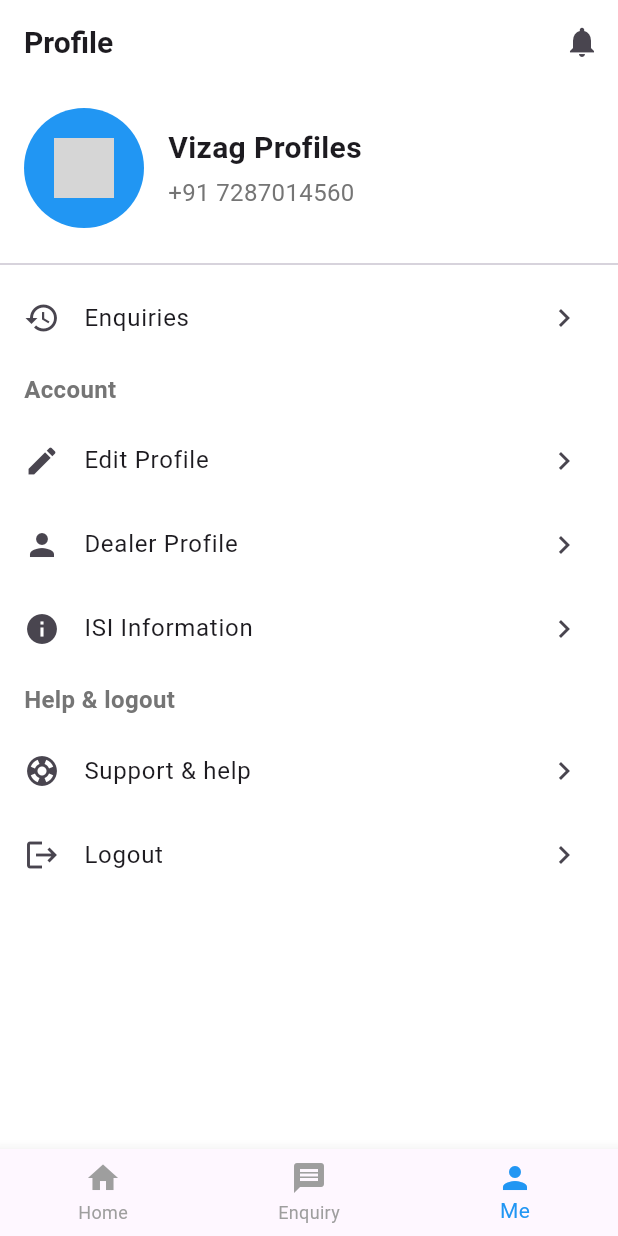
After one commit to F9info/steelbudy-new, a Flutter app: the DashboardScreen screen opened directly, item 3 of the bottom bar chosen, on a phone screen of 412 x 824 dp. The commit adds this screen. Run offline on Flutter 3.47's test engine with Material 3 defaults, Android fonts, the phone set to English and light mode, and no system bars; our stand-ins replace flutter_riverpod, flutter_svg; project files that could hold a hidden picture were left out; grey boxes are pictures that could not be loaded.

Commit message:
profile page added

```diff
--- a/lib/features/dashboard/screens/dashboardscreen.dart
+++ b/lib/features/dashboard/screens/dashboardscreen.dart
@@ -3,7 +3,8 @@ import 'package:flutter_svg/flutter_svg.dart';
 import '../widgets/mainappbar.dart';
 import '../widgets/mainbottombar.dart';
 import 'enquiry.dart';
-import '../../../data.dart/productlist.dart'; // Import the product list
+import '../../../data.dart/productlist.dart';
+import 'profile.dart'; // Import the product list
 
 class DashboardScreen extends StatefulWidget {
   const DashboardScreen({super.key});
@@ -143,7 +144,7 @@ class _DashboardScreenState extends State<DashboardScreen> {
   final List<Widget> _screens = [
     Container(), // Will be replaced by _buildDashboardContent()
     const EnquiryScreen(),
-    const Center(child: Text('Profile Screen')),
+    const ProfileScreen(),
   ];
 
   // Fix the _getAppBar method to return a PreferredSizeWidget
@@ -151,36 +152,92 @@ class _DashboardScreenState extends State<DashboardScreen> {
     switch (_selectedIndex) {
       case 0:
         return MainAppBar(
-          title: 'Dashboard', // Removed const
+          title: 'Dashboard',
           showProfileIcon: false,
           showNotificationIcon: true,
         );
       case 1:
         return MainAppBar(
-          title: 'Enquiry', // Removed const
+          title: 'Enquiry',
           showProfileIcon: false,
           showNotificationIcon: true,
         );
       case 2:
         return MainAppBar(
-          title: 'Profile', // Removed const
+          title: 'Profile',
           showProfileIcon: false,
           showNotificationIcon: true,
         );
       default:
         return MainAppBar(
-          title: 'Dashboard', // Removed const
+          title: 'Dashboard',
           showProfileIcon: false,
           showNotificationIcon: true,
         );
     }
   }
 
+  void _showBottomPopup(BuildContext context) {
+    showModalBottomSheet(
+      context: context,
+      shape: const RoundedRectangleBorder(
+        borderRadius: BorderRadius.vertical(top: Radius.circular(20)),
+      ),
+      backgroundColor: Colors.blue,
+      builder: (BuildContext context) {
+        return Column(
+          mainAxisSize: MainAxisSize.min,
+          children: [
+            ListTile(
+              leading: const Icon(Icons.person, color: Colors.white),
+              title: const Text(
+                'Profile (Last updated: 26 Mar 2024)',
+                style: TextStyle(color: Colors.white),
+              ),
+              onTap: () {
+                Navigator.pop(context); // Close the popup
+                // Handle Profile action
+              },
+            ),
+            ListTile(
+              leading: const Icon(Icons.info, color: Colors.white),
+              title:
+                  const Text('ISI Info', style: TextStyle(color: Colors.white)),
+              onTap: () {
+                Navigator.pop(context); // Close the popup
+                // Handle ISI Info action
+              },
+            ),
+            ListTile(
+              leading: const Icon(Icons.support, color: Colors.white),
+              title:
+                  const Text('Support', style: TextStyle(color: Colors.white)),
+              onTap: () {
+                Navigator.pop(context); // Close the popup
+                // Handle Support action
+              },
+            ),
+            ListTile(
+              leading: const Icon(Icons.logout, color: Colors.white),
+              title:
+                  const Text('Logout', style: TextStyle(color: Colors.white)),
+              onTap: () {
+                Navigator.pop(context); // Close the popup
+                // Handle Logout action
+              },
+            ),
+            const SizedBox(height: 16), // Padding at the bottom
+          ],
+        );
+      },
+    );
+  }
+
   @override
   Widget build(BuildContext context) {
     return Scaffold(
       backgroundColor: Colors.white,
-      appBar: _getAppBar(), // No need to cast to PreferredSizeWidget
+      appBar: _getAppBar(),
       body: _selectedIndex == 0
           ? _buildDashboardContent()
           : _screens[_selectedIndex],
@@ -253,7 +310,7 @@ class _DashboardScreenState extends State<DashboardScreen> {
                   right: 8,
                   child: GestureDetector(
                     onTap: () {
-                      // Handle add action
+                      _showBottomPopup(context); // Show the bottom popup
                     },
                     child: Container(
                       padding: const EdgeInsets.symmetric(
@@ -263,7 +320,7 @@ class _DashboardScreenState extends State<DashboardScreen> {
                         borderRadius: BorderRadius.circular(12),
                       ),
                       child: const Text(
-                        'Add',
+                        'More',
                         style: TextStyle(
                           color: Colors.white,
                           fontSize: 12,
--- /dev/null
+++ b/lib/features/dashboard/screens/profile.dart
@@ -0,0 +1,157 @@
+import 'package:flutter/material.dart';
+
+class ProfileScreen extends StatelessWidget {
+  const ProfileScreen({super.key});
+
+  @override
+  Widget build(BuildContext context) {
+    return SingleChildScrollView(
+      child: Column(
+        crossAxisAlignment: CrossAxisAlignment.start,
+        children: [
+          // Profile Header
+          Padding(
+            padding: const EdgeInsets.all(16.0),
+            child: Row(
+              children: [
+                CircleAvatar(
+                  radius: 40,
+                  backgroundColor: Colors.blue,
+                  child: Image.asset(
+                    'assets/images/vizag_logo.png', // Replace with your logo asset
+                    width: 60,
+                    height: 60,
+                    errorBuilder: (context, error, stackTrace) {
+                      return const Icon(
+                        Icons.person,
+                        size: 40,
+                        color: Colors.white,
+                      );
+                    },
+                  ),
+                ),
+                const SizedBox(width: 16),
+                Column(
+                  crossAxisAlignment: CrossAxisAlignment.start,
+                  children: [
+                    const Text(
+                      'Vizag Profiles',
+                      style: TextStyle(
+                        fontSize: 20,
+                        fontWeight: FontWeight.bold,
+                      ),
+                    ),
+                    const SizedBox(height: 4),
+                    Text(
+                      '+91 7287014560',
+                      style: TextStyle(
+                        fontSize: 16,
+                        color: Colors.grey[600],
+                      ),
+                    ),
+                  ],
+                ),
+              ],
+            ),
+          ),
+          const Divider(),
+
+          // Previous Orders/Enquiries
+          ListTile(
+            leading: const Icon(Icons.history),
+            title: const Text('Enquiries'),
+            trailing: const Icon(Icons.chevron_right),
+            onTap: () {
+              // Since MainScreen handles navigation, we can update the index there
+              // For now, we'll keep the navigation as is
+              Navigator.pushNamed(context, '/enquiry');
+            },
+          ),
+
+          // Account Section Header
+          Padding(
+            padding:
+                const EdgeInsets.symmetric(horizontal: 16.0, vertical: 8.0),
+            child: Text(
+              'Account',
+              style: TextStyle(
+                fontSize: 16,
+                fontWeight: FontWeight.bold,
+                color: Colors.grey[600],
+              ),
+            ),
+          ),
+
+          // Edit Profile
+          ListTile(
+            leading: const Icon(Icons.edit),
+            title: const Text('Edit Profile'),
+            trailing: const Icon(Icons.chevron_right),
+            onTap: () {
+              // Navigate to Edit Profile screen
+              // Navigator.pushNamed(context, '/edit_profile');
+            },
+          ),
+
+          // Dealer Profile
+          ListTile(
+            leading: const Icon(Icons.person),
+            title: const Text('Dealer Profile'),
+            trailing: const Icon(Icons.chevron_right),
+            onTap: () {
+              // Navigate to Dealer Profile screen
+              // Navigator.pushNamed(context, '/dealer_profile');
+            },
+          ),
+
+          // ISI Information
+          ListTile(
+            leading: const Icon(Icons.info),
+            title: const Text('ISI Information'),
+            trailing: const Icon(Icons.chevron_right),
+            onTap: () {
+              // Navigate to ISI Info screen
+              // Navigator.pushNamed(context, '/isi_info');
+            },
+          ),
+
+          // Help & Logout Section Header
+          Padding(
+            padding:
+                const EdgeInsets.symmetric(horizontal: 16.0, vertical: 8.0),
+            child: Text(
+              'Help & logout',
+              style: TextStyle(
+                fontSize: 16,
+                fontWeight: FontWeight.bold,
+                color: Colors.grey[600],
+              ),
+            ),
+          ),
+
+          // Support & Help
+          ListTile(
+            leading: const Icon(Icons.support),
+            title: const Text('Support & help'),
+            trailing: const Icon(Icons.chevron_right),
+            onTap: () {
+              // Navigate to Support screen
+              // Navigator.pushNamed(context, '/support');
+            },
+          ),
+
+          // Logout
+          ListTile(
+            leading: const Icon(Icons.logout),
+            title: const Text('Logout'),
+            trailing: const Icon(Icons.chevron_right),
+            onTap: () {
+              // Handle logout action
+              Navigator.pushReplacementNamed(context, '/login');
+            },
+          ),
+        ],
+      ),
+    );
+  }
+}
--- a/lib/features/dashboard/widgets/mainbottombar.dart
+++ b/lib/features/dashboard/widgets/mainbottombar.dart
@@ -14,7 +14,7 @@ class MainBottomBar extends StatelessWidget {
   Widget build(BuildContext context) {
     return BottomNavigationBar(
       currentIndex: currentIndex,
-      onTap: onTap,
+      onTap: onTap, // Directly use the onTap function for all items
       selectedItemColor: Colors.blue, // Color for the selected icon and label
       unselectedItemColor: Colors.grey, // Color for unselected icons and labels
       showUnselectedLabels: true, // Show labels for unselected items
```
